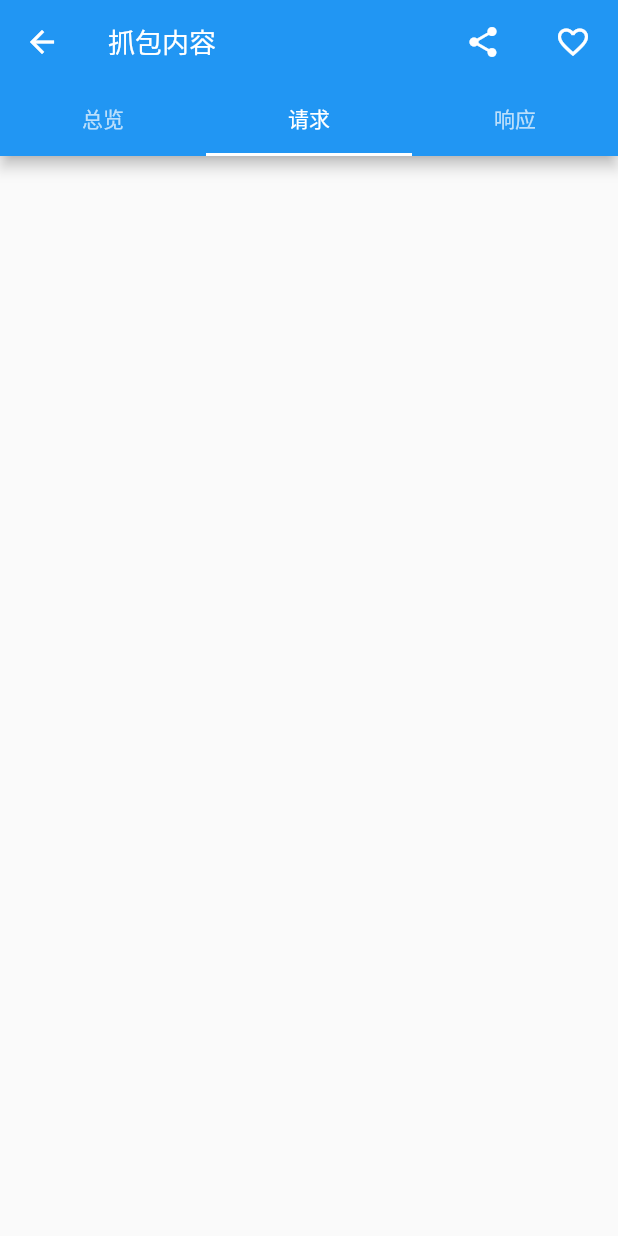
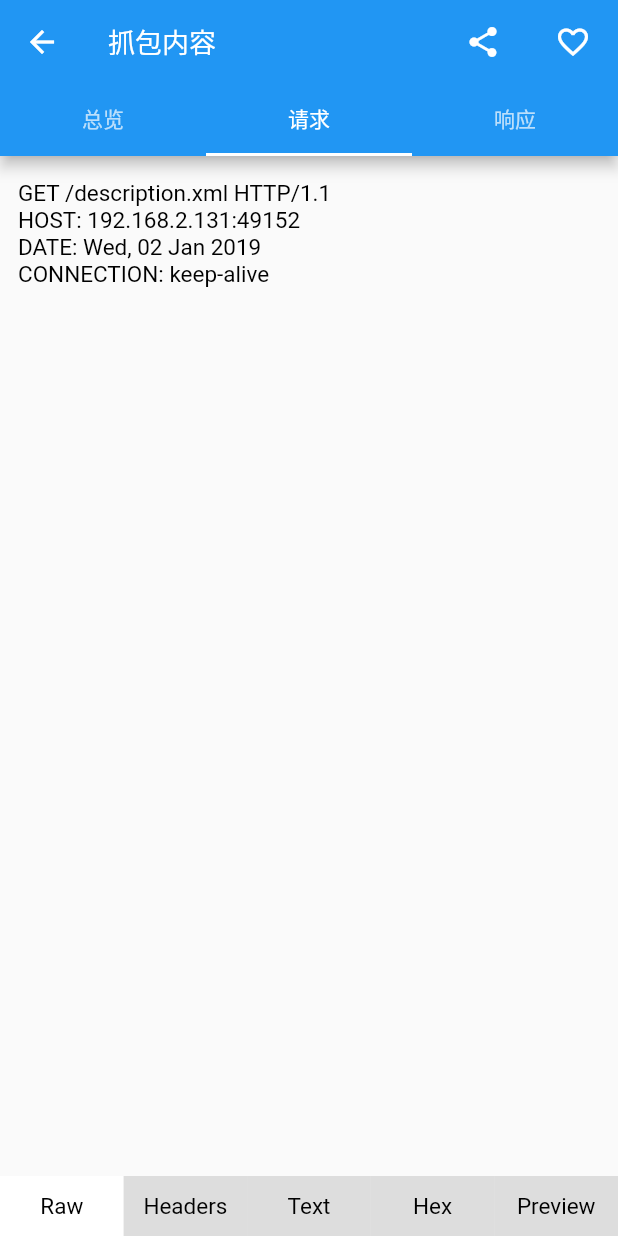
Before and after one commit to wangyongf/Packetor, a Flutter app: the screen it shows after launch, tab 2 chosen, on a phone screen of 412 x 824 dp. Run offline on Flutter 3.47's test engine with Material 2 defaults, Android fonts, the phone set to English and light mode, and no system bars; our stand-ins replace fluttertoast.

Commit message:
feat: 实现抓包内容请求详情页面 UI

```diff
--- /dev/null
+++ b/lib/pages/detail/packet_detail_bottom_radio.dart
@@ -0,0 +1,89 @@
+import 'package:flutter/material.dart';
+
+typedef Widget RadioItemBuilder(int position);
+typedef OnRadioSelect(int position);
+typedef OnRadioReselect(int position);
+
+class PacketDetailBottomRadioGroup extends StatefulWidget {
+  final int length;
+  final int selected;
+  final RadioItemBuilder radioBuilder;
+  final OnRadioSelect onRadioSelect;
+  final OnRadioReselect onRadioReselect;
+
+  const PacketDetailBottomRadioGroup(
+      {Key key,
+      length,
+      selected,
+      this.onRadioSelect,
+      this.onRadioReselect,
+      this.radioBuilder})
+      : length = length ?? 0,
+        selected = selected != null
+            ? (selected < 0 ? 0 : (selected < length ? selected : length - 1))
+            : 0,
+        assert(radioBuilder != null),
+        super(key: key);
+
+  @override
+  _PacketDetailBottomRadioGroupState createState() =>
+      _PacketDetailBottomRadioGroupState();
+}
+
+class _PacketDetailBottomRadioGroupState
+    extends State<PacketDetailBottomRadioGroup> {
+  int _current = 0;
+  int _last = 0;
+
+  @override
+  void initState() {
+    super.initState();
+
+    _current = widget.selected;
+    _last = -1;
+  }
+
+  @override
+  Widget build(BuildContext context) {
+    return Container(
+      child: Row(
+        children: _buildRadios(),
+      ),
+    );
+  }
+
+  List<Widget> _buildRadios() {
+    if (widget.length == 0) {
+      return List(0);
+    }
+    var list = List<Widget>();
+    for (int i = 0; i < widget.length; i++) {
+      Widget radio = _buildRadio(i);
+      list.add(radio);
+    }
+    return list;
+  }
+
+  Widget _buildRadio(int position) {
+    return Expanded(
+        child: InkWell(
+      onTap: () {
+        int temp = this._current;
+        setState(() {
+          this._current = position;
+        });
+        widget?.onRadioSelect(position);
+        if (_last == position) {
+          widget?.onRadioReselect(position);
+        } else {
+          _last = temp;
+        }
+      },
+      child: Container(
+        color: position == _current ? Colors.white : Colors.grey.withAlpha(80),
+        padding: EdgeInsets.symmetric(vertical: 11, horizontal: 8),
+        child: Center(child: widget.radioBuilder(position)),
+      ),
+    ));
+  }
+}
--- a/lib/pages/detail/packet_detail_request.dart
+++ b/lib/pages/detail/packet_detail_request.dart
@@ -1,4 +1,7 @@
 import 'package:flutter/material.dart';
+import 'package:flutter/services.dart';
+import 'package:fluttertoast/fluttertoast.dart';
+import 'package:packet_capture_flutter/pages/detail/packet_detail_bottom_radio.dart';
 
 class PacketDetailRequest extends StatefulWidget {
   @override
@@ -6,8 +9,175 @@ class PacketDetailRequest extends StatefulWidget {
 }
 
 class _PacketDetailRequestState extends State<PacketDetailRequest> {
+  int _current = 0;
+  List<String> _options = List<String>();
+
+  @override
+  void initState() {
+    super.initState();
+
+    _options.add('Raw');
+    _options.add('Headers');
+    _options.add('Text');
+    _options.add('Hex');
+    _options.add('Preview');
+  }
+
   @override
   Widget build(BuildContext context) {
-    return Container();
+    return Container(
+      child: Column(
+        crossAxisAlignment: CrossAxisAlignment.start,
+        children: <Widget>[
+          Expanded(
+              child: Container(
+            padding: EdgeInsets.only(left: 12, right: 12, top: 16),
+            child: _getWidgetForPosition(_current),
+          )),
+          PacketDetailBottomRadioGroup(
+            length: _options.length,
+            selected: _current,
+            onRadioSelect: (int position) {
+              _onChangeOption(position);
+            },
+            radioBuilder: (int position) {
+              return Tooltip(
+                message: _options[position],
+                child: Text(
+                  _options[position],
+                  style: TextStyle(color: Colors.black, fontSize: 15),
+                  textAlign: TextAlign.justify,
+                  overflow: TextOverflow.ellipsis,
+                  maxLines: 1,
+                ),
+              );
+            },
+          ),
+        ],
+      ),
+    );
+  }
+
+  _getWidgetForPosition(int position) {
+    switch (position) {
+      case 0:
+        return _getRawOption();
+      case 1:
+        return _getHeadersOption();
+      case 2:
+        return _getTextOption();
+      case 3:
+        return _getHexOption();
+      case 4:
+        return _getPreviewOption();
+      default:
+        throw Exception('Unsupported Position: $position');
+    }
+  }
+
+  _getRawOption() {
+    return Text(
+      'GET /description.xml HTTP/1.1\nHOST: 192.168.2.131:49152\nDATE: Wed, 02 Jan 2019\nCONNECTION: keep-alive',
+      style: TextStyle(color: Colors.black, fontSize: 15),
+    );
+  }
+
+  _getHeadersOption() {
+    return Column(
+      children: <Widget>[
+        _getHeader('HOST', '192.168.2.131:49152'),
+        Divider(),
+        _getHeader('DATE', 'Wed, 02 Jan 2019 12:52:43 GMT'),
+        Divider(),
+        _getHeader('CONNECTION', 'keep-alive'),
+        Divider(),
+        _getHeader('USER-AGENT', 'Linux/3.3.0, UPnP/1.0')
+      ],
+    );
+  }
+
+  _getHeader(String key, String value) {
+    /// TODO: 使用 TextSpan 来实现？
+    return InkWell(
+      onTap: () {
+        _showDetailDialog(key, value);
+      },
+      child: Container(
+        padding: EdgeInsets.symmetric(vertical: 2.5),
+        child: Row(
+          children: <Widget>[
+            Text(
+              key + ': ',
+              style: TextStyle(
+                color: Colors.grey,
+                fontSize: 15,
+                fontWeight: FontWeight.bold,
+              ),
+            ),
+            Text(
+              value,
+              style: TextStyle(
+                color: Colors.black,
+                fontSize: 15,
+              ),
+              textAlign: TextAlign.justify,
+              overflow: TextOverflow.ellipsis,
+              maxLines: 1,
+            )
+          ],
+        ),
+      ),
+    );
+  }
+
+  _getTextOption() {
+    return Center(
+      child: Text('无数据'),
+    );
+  }
+
+  _getHexOption() {
+    return Center(
+      child: Text('无数据'),
+    );
+  }
+
+  _getPreviewOption() {
+    return Center(
+      child: Text('不支持预览'),
+    );
+  }
+
+  _onChangeOption(int position) {
+    if (_current == position) {
+      return;
+    }
+    setState(() {
+      this._current = position;
+    });
+  }
+
+  _showDetailDialog(String key, String value) {
+    showDialog(
+        context: context,
+        builder: (_) => AlertDialog(
+                title: Text(key),
+                content: Text(value),
+                actions: <Widget>[
+                  FlatButton(
+                    child: Text("复制"),
+                    onPressed: () {
+                      Clipboard.setData(ClipboardData(text: value));
+                      Fluttertoast.showToast(msg: '已复制至粘贴板');
+                      Navigator.of(context).pop();
+                    },
+                  ),
+                  FlatButton(
+                    child: Text("关闭"),
+                    onPressed: () {
+                      Navigator.of(context).pop();
+                    },
+                  )
+                ]));
   }
 }
```
